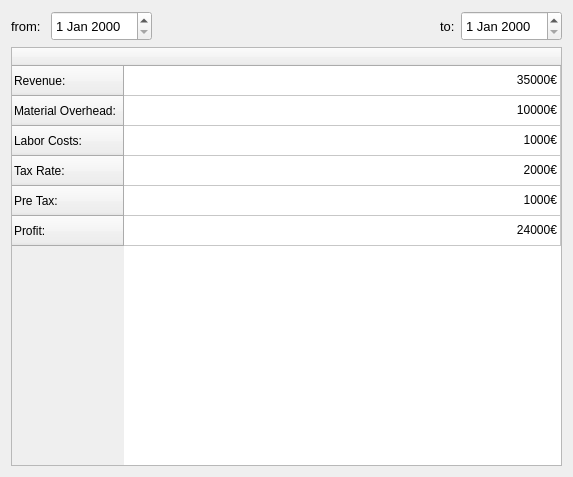
Before: the Qt Designer form ui/widgets/statisticswidget.ui in PhilippParis/BusinessManager, drawn with Qt 5.
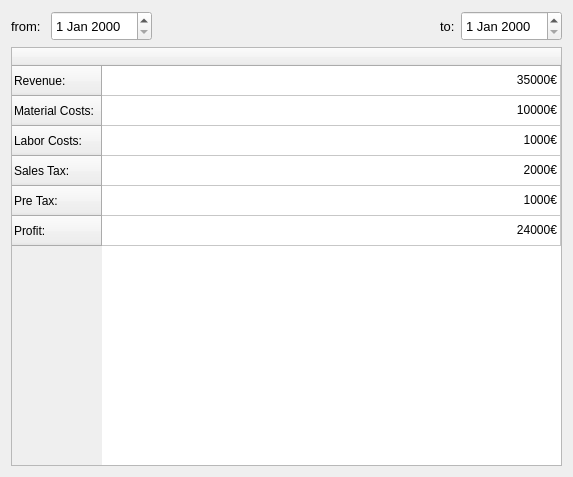
After: the same form once the commit is applied.

What changed in the file:
```diff
--- a/ui/widgets/statisticswidget.ui
+++ b/ui/widgets/statisticswidget.ui
@@ -105,7 +105,7 @@
        </row>
        <row>
         <property name="text">
-         <string>Material Overhead:</string>
+         <string>Material Costs:</string>
         </property>
        </row>
        <row>
@@ -115,7 +115,7 @@
        </row>
        <row>
         <property name="text">
-         <string>Tax Rate:</string>
+         <string>Sales Tax:</string>
         </property>
        </row>
        <row>
```
